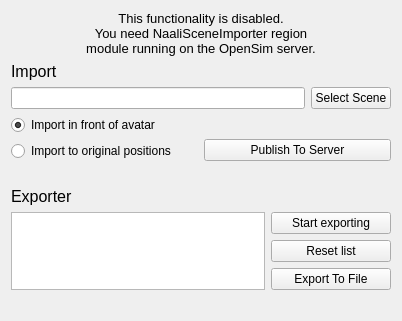
realXtend/tundra, file WorldBuildingModule/ui/OpenSimSceneWidget.ui: the form before one commit.
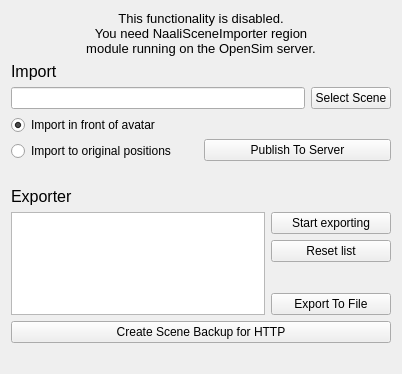
The form after the commit.

Commit message: OpenSim Scene Backup tool to HTTP: will export whole scene to xml, find all asset refs copy then from cache to store location, replace all old refs from xml and material scripts to be URLs. Result will be a folder that you can push to web and then just import the scene.xml to the server. You have to give the base url for the asset location for the exporter eg. http://realxtend.org/fishworld/assets

Patch:
```diff
--- a/WorldBuildingModule/ui/OpenSimSceneWidget.ui
+++ b/WorldBuildingModule/ui/OpenSimSceneWidget.ui
@@ -7,7 +7,7 @@
     <x>0</x>
     <y>0</y>
     <width>402</width>
-    <height>319</height>
+    <height>374</height>
    </rect>
   </property>
   <property name="windowTitle">
@@ -197,6 +197,13 @@
      </item>
     </layout>
    </item>
+   <item>
+    <widget class="QPushButton" name="button_export_scene">
+     <property name="text">
+      <string>Create Scene Backup for HTTP</string>
+     </property>
+    </widget>
+   </item>
    <item>
     <widget class="QLabel" name="label_export_help">
      <property name="text">
```
The commit also changes 14 other files.
